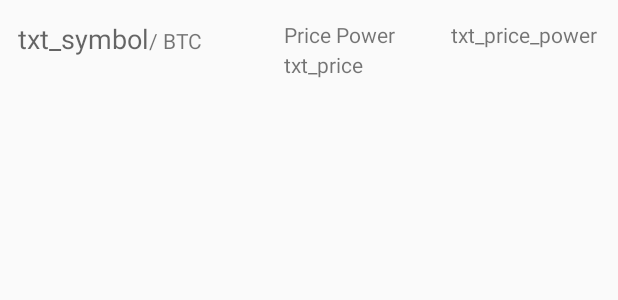
After one commit to kpmehmetkeskin/coinmarketmath, an Android app: the layout row_layout.xml on its own in the app's theme, with its tools: preview values and no code run, on a phone screen of 412 x 824 dp. The commit adds this screen. Shown: the top 300 px of the screen. Run offline under Robolectric (Android 15) with nearby library versions, the phone set to English and light mode, and no system bars.

Commit message:
Uygulama, minimum gerekliliklerle çalışır hale geitirldi.

```diff
--- a/app/build.gradle
+++ b/app/build.gradle
@@ -20,7 +20,7 @@ android {
 
 dependencies {
     implementation fileTree(dir: 'libs', include: ['*.jar'])
-    implementation 'com.android.support:appcompat-v7:28.0.0'
+    implementation 'com.android.support:appcompat-v7:28.0.0-alpha1'
     implementation 'com.android.support.constraint:constraint-layout:1.1.3'
     testImplementation 'junit:junit:4.12'
     androidTestImplementation 'com.android.support.test:runner:1.0.2'
--- a/app/src/main/AndroidManifest.xml
+++ b/app/src/main/AndroidManifest.xml
@@ -3,6 +3,8 @@
     package="com.futuremesalabs.coinmarketmath">
 
     <uses-permission android:name="android.permission.INTERNET" />
+    <uses-permission android:name="android.permission.WRITE_EXTERNAL_STORAGE" />
+    <uses-permission android:name="android.permission.ACCESS_NETWORK_STATE" />
 
     <application
         android:allowBackup="true"
--- /dev/null
+++ b/app/src/main/res/layout/row_layout.xml
@@ -0,0 +1,52 @@
+<?xml version="1.0" encoding="utf-8"?>
+<RelativeLayout xmlns:android="http://schemas.android.com/apk/res/android"
+    xmlns:app="http://schemas.android.com/apk/res-auto"
+    android:layout_width="match_parent"
+    android:layout_height="match_parent">
+
+    <TextView
+        android:id="@+id/txt_symbol"
+        android:layout_width="wrap_content"
+        android:layout_height="39dp"
+        android:layout_alignParentStart="true"
+        android:layout_alignParentTop="true"
+        android:layout_marginStart="12dp"
+        android:layout_marginTop="13dp"
+        android:text="txt_symbol"
+        android:textAppearance="@style/TextAppearance.AppCompat.Display1"
+        android:textSize="18sp"
+        app:fontFamily="sans-serif" />
+
+    <TextView
+        android:id="@+id/txt_price"
+        android:layout_width="111dp"
+        android:layout_height="wrap_content"
+        android:layout_alignBottom="@+id/txt_symbol"
+        android:layout_toStartOf="@+id/txt_price_power"
+        android:text="txt_price" />
+
+    <TextView
+        android:id="@+id/txt_price_power"
+        android:layout_width="111dp"
+        android:layout_height="39dp"
+        android:layout_alignParentEnd="true"
+        android:layout_alignTop="@+id/txt_symbol"
+        android:text="txt_price_power" />
+
+    <TextView
+        android:id="@+id/textView4"
+        android:layout_width="wrap_content"
+        android:layout_height="wrap_content"
+        android:layout_alignBaseline="@+id/txt_symbol"
+        android:layout_toEndOf="@+id/txt_symbol"
+        android:text="/ BTC" />
+
+    <TextView
+        android:id="@+id/textView5"
+        android:layout_width="wrap_content"
+        android:layout_height="wrap_content"
+        android:layout_alignStart="@+id/txt_price"
+        android:layout_alignTop="@+id/txt_symbol"
+        android:text="Price Power" />
+
+</RelativeLayout>
```
Also changed, not shown: app/src/main/java/com/futuremesalabs/coinmarketmath/Connector/Connection.java (+10 -5 lines), app/src/main/java/com/futuremesalabs/coinmarketmath/MainActivity.java (+57 -6 lines), app/src/main/java/com/futuremesalabs/coinmarketmath/Utils/JobScheduler.java (deleted, +0 -33 lines), app/src/main/java/com/futuremesalabs/coinmarketmath/Utils/Values.java (added, +9 -0 lines), app/src/main/res/layout/activity_main.xml (+8 -11 lines).
